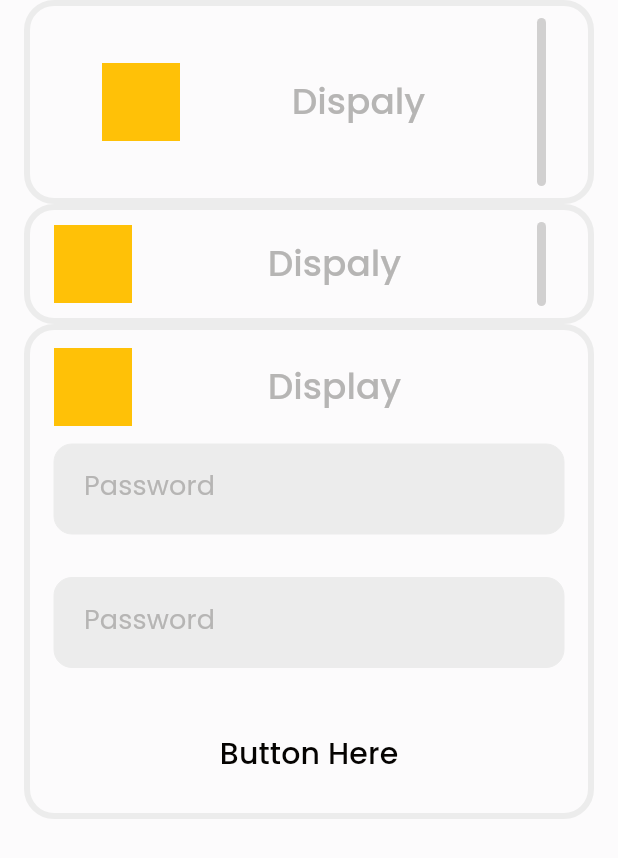
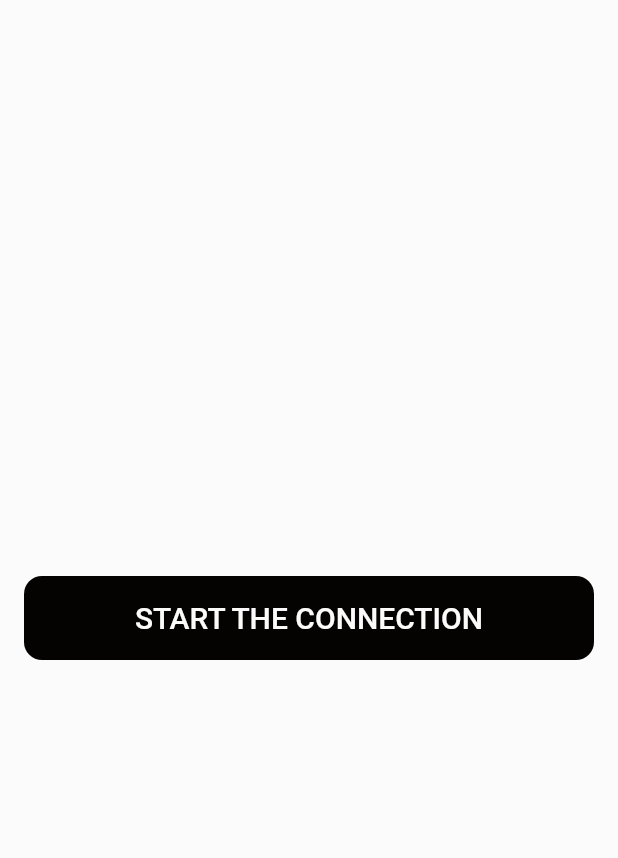
Before and after one commit to athiruj/communication_for_mobile_app_and_esp_module, a Flutter app: the screen it shows after launch, on a phone screen of 412 x 824 dp. Shown: the top 858 px of the screen. Run offline on Flutter 3.47's test engine with Material 2 defaults, Android fonts, the phone set to English and light mode, and no system bars.

Commit message:
FilledButtonThemeData setup for lightTheme

```diff
--- a/lib/boxs.dart
+++ b/lib/boxs.dart
@@ -369,12 +369,13 @@ class NormalBoxWithTextfield extends StatelessWidget {
                         fontWeight: FontWeight.w500,
                       ),
                     ),
-                    Container(
-                      height: 56,
-                      decoration: BoxDecoration(
-                        borderRadius: BorderRadius.circular(12),
-                      ),
-                      alignment: Alignment.center,
+                    FilledButton(
+                      onPressed: (){},
+                      // height: 56,
+                      // decoration: BoxDecoration(
+                      //   borderRadius: BorderRadius.circular(12),
+                      // ),
+                      // alignment: Alignment.center,
                       child: Text(
                         "Button Here",
                         style: textTheme.titleSmall,
@@ -480,12 +481,8 @@ class OutlineBoxWithTextfield extends StatelessWidget {
               fontWeight: FontWeight.w500,
             ),
           ),
-          Container(
-            height: 56,
-            decoration: BoxDecoration(
-              borderRadius: BorderRadius.circular(12),
-            ),
-            alignment: Alignment.center,
+          FilledButton(
+            onPressed: (){},
             child: Text(
               "Button Here",
               style: textTheme.titleSmall,
--- a/lib/main.dart
+++ b/lib/main.dart
@@ -58,7 +58,83 @@ class MainApp extends StatelessWidget {
             // elevatedButtonTheme: elevatedButtonTheme,
             // expansionTileTheme: expansionTileTheme,
             // extensions: extensions,
-            // filledButtonTheme: filledButtonTheme,
+            filledButtonTheme: FilledButtonThemeData(
+              style: ButtonStyle(
+                alignment: Alignment.center,
+                // animationDuration: animationDuration,
+                backgroundColor: MaterialStateColor.resolveWith(
+                  (Set<MaterialState> states) {
+                    if (states.contains(MaterialState.pressed)) {
+                      return const Color(0xFF050301);
+                    }
+
+                    if (states.contains(MaterialState.disabled)) {
+                      return const Color(0xFFECECEC);
+                    }
+
+                    return const Color(0xFF050301);
+                  },
+                ),
+                // elevation: elevation,
+                // enableFeedback: enableFeedback,
+                // fixedSize: fixedSize,
+                foregroundColor: MaterialStateProperty.resolveWith(
+                  (Set<MaterialState> states) {
+                    if (states.contains(MaterialState.pressed)) {
+                      return const Color(0xFFFCFBFC);
+                    }
+
+                    if (states.contains(MaterialState.disabled)) {
+                      return const Color(0xFFB6B5B4);
+                    }
+
+                    return const Color(0xFFFCFBFC);
+                  },
+                ),
+                // iconColor: iconColor,
+                // iconSize: iconSize,
+                // maximumSize: maximumSize,
+                minimumSize: const MaterialStatePropertyAll(Size(314, 56)),
+                // mouseCursor: mouseCursor,
+                // overlayColor: overlayColor,
+                // padding: padding,
+                // shadowColor: shadowColor,
+                shape: const MaterialStatePropertyAll(
+                  RoundedRectangleBorder(
+                    borderRadius: BorderRadius.all(
+                      Radius.circular(12),
+                    ),
+                  ),
+                ),
+                // side: null,
+                // splashFactory: splashFactory,
+                // surfaceTintColor: surfaceTintColor,
+                // tapTargetSize: tapTargetSize,
+                textStyle: MaterialStateProperty.resolveWith(
+                  (Set<MaterialState> states) {
+                    if (states.contains(MaterialState.pressed)) {
+                      return const TextStyle(
+                        fontSize: 20,
+                        fontWeight: FontWeight.w500,
+                      );
+                    }
+
+                    if (states.contains(MaterialState.disabled)) {
+                      return const TextStyle(
+                        fontSize: 20,
+                        fontWeight: FontWeight.w500,
+                      );
+                    }
+
+                    return const TextStyle(
+                      fontSize: 20,
+                      fontWeight: FontWeight.w500,
+                    );
+                  },
+                ),
+                // visualDensity: visualDensity,
+              ),
+            ),
             // floatingActionButtonTheme: floatingActionButtonTheme,
             // focusColor: focusColor,
             fontFamily: "Poppins",
@@ -471,18 +547,23 @@ class NormalLayout extends StatelessWidget {
         padding: const EdgeInsets.symmetric(
           horizontal: 16.0,
         ),
-        child: ListView(
-          // mainAxisAlignment: MainAxisAlignment.center,
-          // crossAxisAlignment: CrossAxisAlignment.center,
-
-          children: const [
+        child: Column(
+          mainAxisAlignment: MainAxisAlignment.center,
+          crossAxisAlignment: CrossAxisAlignment.stretch,
+          children: [
             // NormalBox(),
             // MediumBox(),
-            OutlineBox(),
-            OutlineMediumBox(),
+            // OutlineBox(),
+            // OutlineMediumBox(),
             // NormalBoxWithImage(),
+            FilledButton(
+              onPressed: () {},
+              child: const Text(
+                "START THE CONNECTION",
+              ),
+            )
             // NormalBoxWithTextfield(),
-            OutlineBoxWithTextfield()
+            // OutlineBoxWithTextfield()
           ],
         ),
       ),
```
